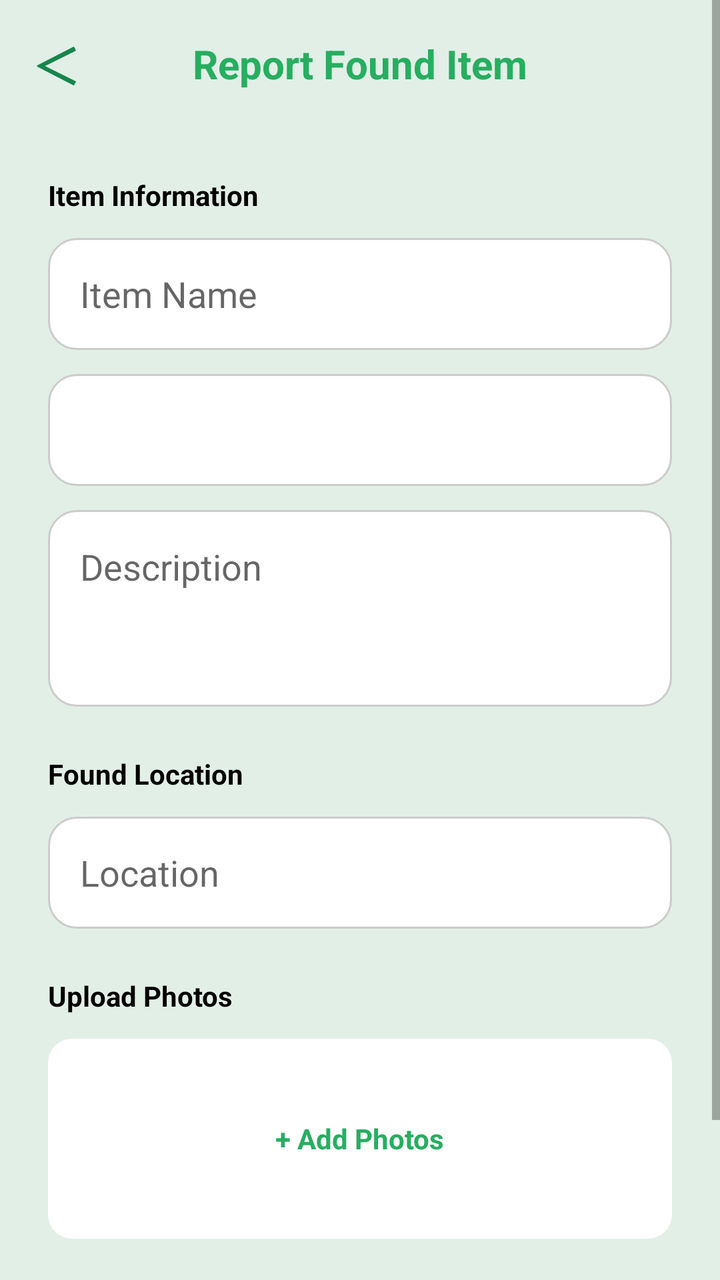
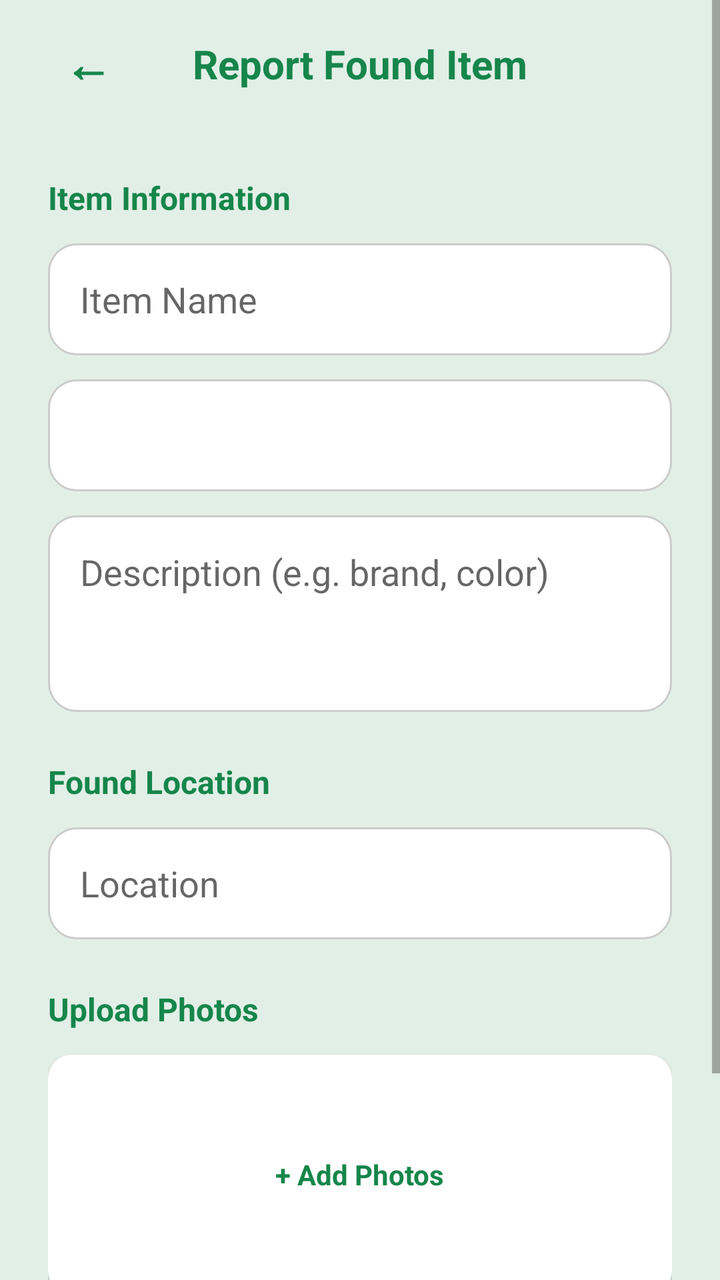

Two renders of the same Android screen: before a commit and after it. Below are the layout's source before the change and the commit's diff.
<!-- AndroidManifest.xml: application theme Theme.MaterialComponents.Light.NoActionBar -->
<!-- res/layout/activity_report_found.xml -->
<?xml version="1.0" encoding="utf-8"?>
<ScrollView xmlns:android="http://schemas.android.com/apk/res/android"
    android:layout_width="match_parent"
    android:layout_height="match_parent"
    android:background="@color/light_green_bg">

    <RelativeLayout
        android:layout_width="match_parent"
        android:layout_height="match_parent">

        <RelativeLayout
            android:id="@+id/topBar"
            android:layout_width="match_parent"
            android:layout_height="64dp"
            android:paddingHorizontal="16dp">

            <TextView
                android:id="@+id/btnBack"
                android:layout_width="wrap_content"
                android:layout_height="wrap_content"
                android:layout_centerVertical="true"
                android:text="＜"
                android:textColor="@color/primary_green"
                android:textSize="24sp"
                android:textStyle="bold" />

            <TextView
                android:layout_width="wrap_content"
                android:layout_height="wrap_content"
                android:layout_centerInParent="true"
                android:text="Report Found Item"
                android:textColor="@color/status_found"
                android:textSize="20sp"
                android:textStyle="bold" />
        </RelativeLayout>

        <ScrollView
            android:layout_width="match_parent"
            android:layout_height="match_parent"
            android:layout_below="@id/topBar">

            <LinearLayout
                android:layout_width="match_parent"
                android:layout_height="wrap_content"
                android:orientation="vertical"
                android:padding="24dp">

                <TextView
                    android:layout_width="wrap_content"
                    android:layout_height="wrap_content"
                    android:text="Item Information"
                    android:textColor="@color/black"
                    android:textStyle="bold" />

                <EditText
                    android:id="@+id/etItemName"
                    android:layout_width="match_parent"
                    android:layout_height="56dp"
                    android:layout_marginTop="12dp"
                    android:background="@drawable/bg_search_bar"
                    android:hint="Item Name"
                    android:paddingHorizontal="16dp" />

                
                <Spinner
                    android:id="@+id/spinnerCategory"
                    android:layout_width="match_parent"
                    android:layout_height="56dp"
                    android:layout_marginTop="12dp"
                    android:background="@drawable/bg_search_bar"
                    android:paddingHorizontal="16dp" />

                <EditText
                    android:id="@+id/etDescription"
                    android:layout_width="match_parent"
                    android:layout_height="wrap_content"
                    android:layout_marginTop="12dp"
                    android:background="@drawable/bg_search_bar"
                    android:gravity="top"
                    android:hint="Description"
                    android:lines="3"
                    android:padding="16dp" />

                <TextView
                    android:layout_width="wrap_content"
                    android:layout_height="wrap_content"
                    android:layout_marginTop="24dp"
                    android:text="Found Location"
                    android:textColor="@color/black"
                    android:textStyle="bold" />

                <EditText
                    android:id="@+id/etLocation"
                    android:layout_width="match_parent"
                    android:layout_height="56dp"
                    android:layout_marginTop="12dp"
                    android:background="@drawable/bg_search_bar"
                    android:hint="Location"
                    android:paddingHorizontal="16dp" />

                <TextView
                    android:layout_width="wrap_content"
                    android:layout_height="wrap_content"
                    android:layout_marginTop="24dp"
                    android:text="Upload Photos"
                    android:textColor="@color/black"
                    android:textStyle="bold" />

                <LinearLayout
                    android:id="@+id/btnUploadPhoto"
                    android:layout_width="match_parent"
                    android:layout_height="wrap_content"
                    android:minHeight="100dp"
                    android:layout_marginTop="12dp"
                    android:background="@drawable/bg_rounded_white"
                    android:gravity="center"
                    android:orientation="vertical"
                    android:padding="8dp">

                    <ImageView
                        android:id="@+id/ivPhotoPreview"
                        android:layout_width="match_parent"
                        android:layout_height="200dp"
                        android:scaleType="centerInside"
                        android:visibility="gone" />

                    <TextView
                        android:id="@+id/tvAddPhoto"
                        android:layout_width="wrap_content"
                        android:layout_height="wrap_content"
                        android:text="+ Add Photos"
                        android:textColor="@color/status_found"
                        android:textStyle="bold" />
                </LinearLayout>

                <Button
                    android:id="@+id/btnSubmitFound"
                    android:layout_width="match_parent"
                    android:layout_height="56dp"
                    android:layout_marginTop="32dp"
                    android:background="@drawable/bg_rounded_primary"
                    android:backgroundTint="@color/status_found"
                    android:text="Submit Report"
                    android:textAllCaps="false"
                    android:textColor="@color/white"
                    android:textSize="18sp"
                    android:textStyle="bold" />

            </LinearLayout>
        </ScrollView>
    </RelativeLayout>
</ScrollView>
<!-- resources referenced by this layout -->
<resources>
  <color name="black">#FF000000</color>
  <color name="light_green_bg">#E2EFE7</color>
  <color name="primary_green">#16864B</color>
  <color name="status_found">#27AE60</color>
  <color name="white">#FFFFFF</color>
  <!-- drawable bg_rounded_primary (drawable) -->
  <?xml version="1.0" encoding="utf-8"?>
  <shape xmlns:android="http://schemas.android.com/apk/res/android">
      <solid android:color="@color/primary_green" />
      <corners android:radius="12dp" />
  </shape>
  <!-- drawable bg_rounded_white (drawable) -->
  <?xml version="1.0" encoding="utf-8"?>
  <shape xmlns:android="http://schemas.android.com/apk/res/android">
      <solid android:color="@color/white" />
      <corners android:radius="12dp" />
  </shape>
  <!-- drawable bg_search_bar (drawable) -->
  <?xml version="1.0" encoding="utf-8"?>
  <shape xmlns:android="http://schemas.android.com/apk/res/android">
      <solid android:color="@color/white" />
      <corners android:radius="14dp" />
      <stroke android:width="1dp" android:color="#CCCCCC" />
  </shape>
</resources>

<!-- the commit's change to res/layout/activity_report_found.xml (unified diff, before → after) -->
@@ -12,14 +12,17 @@
             android:id="@+id/topBar"
             android:layout_width="match_parent"
             android:layout_height="64dp"
-            android:paddingHorizontal="16dp">
+            android:paddingHorizontal="20dp">
 
             <TextView
                 android:id="@+id/btnBack"
                 android:layout_width="wrap_content"
                 android:layout_height="wrap_content"
                 android:layout_centerVertical="true"
-                android:text="＜"
+                android:clickable="true"
+                android:focusable="true"
+                android:padding="12dp"
+                android:text="←"
                 android:textColor="@color/primary_green"
                 android:textSize="24sp"
                 android:textStyle="bold" />
@@ -29,7 +32,7 @@
                 android:layout_height="wrap_content"
                 android:layout_centerInParent="true"
                 android:text="Report Found Item"
-                android:textColor="@color/status_found"
+                android:textColor="@color/primary_green"
                 android:textSize="20sp"
                 android:textStyle="bold" />
         </RelativeLayout>
@@ -49,7 +52,8 @@
                     android:layout_width="wrap_content"
                     android:layout_height="wrap_content"
                     android:text="Item Information"
-                    android:textColor="@color/black"
+                    android:textColor="@color/primary_green"
+                    android:textSize="16sp"
                     android:textStyle="bold" />
 
                 <EditText
@@ -61,7 +65,6 @@
                     android:hint="Item Name"
                     android:paddingHorizontal="16dp" />
 
-                
                 <Spinner
                     android:id="@+id/spinnerCategory"
                     android:layout_width="match_parent"
@@ -77,7 +80,7 @@
                     android:layout_marginTop="12dp"
                     android:background="@drawable/bg_search_bar"
                     android:gravity="top"
-                    android:hint="Description"
+                    android:hint="Description (e.g. brand, color)"
                     android:lines="3"
                     android:padding="16dp" />
 
@@ -86,7 +89,8 @@
                     android:layout_height="wrap_content"
                     android:layout_marginTop="24dp"
                     android:text="Found Location"
-                    android:textColor="@color/black"
+                    android:textColor="@color/primary_green"
+                    android:textSize="16sp"
                     android:textStyle="bold" />
 
                 <EditText
@@ -103,17 +107,19 @@
                     android:layout_height="wrap_content"
                     android:layout_marginTop="24dp"
                     android:text="Upload Photos"
-                    android:textColor="@color/black"
+                    android:textColor="@color/primary_green"
+                    android:textSize="16sp"
                     android:textStyle="bold" />
 
                 <LinearLayout
                     android:id="@+id/btnUploadPhoto"
                     android:layout_width="match_parent"
                     android:layout_height="wrap_content"
-                    android:minHeight="100dp"
                     android:layout_marginTop="12dp"
                     android:background="@drawable/bg_rounded_white"
+                    android:elevation="2dp"
                     android:gravity="center"
+                    android:minHeight="120dp"
                     android:orientation="vertical"
                     android:padding="8dp">
 
@@ -129,7 +135,7 @@
                         android:layout_width="wrap_content"
                         android:layout_height="wrap_content"
                         android:text="+ Add Photos"
-                        android:textColor="@color/status_found"
+                        android:textColor="@color/primary_green"
                         android:textStyle="bold" />
                 </LinearLayout>
 
@@ -137,9 +143,8 @@
                     android:id="@+id/btnSubmitFound"
                     android:layout_width="match_parent"
                     android:layout_height="56dp"
-                    android:layout_marginTop="32dp"
-                    android:background="@drawable/bg_rounded_primary"
-                    android:backgroundTint="@color/status_found"
+                    android:layout_marginTop="36dp"
+                    android:backgroundTint="@color/primary_green"
                     android:text="Submit Report"
                     android:textAllCaps="false"
                     android:textColor="@color/white"
<!-- resource entries referenced after the edit -->
@@ -1,16 +1,8 @@
 <!-- resources referenced by this layout -->
 <resources>
-  <color name="black">#FF000000</color>
   <color name="light_green_bg">#E2EFE7</color>
   <color name="primary_green">#16864B</color>
-  <color name="status_found">#27AE60</color>
   <color name="white">#FFFFFF</color>
-  <!-- drawable bg_rounded_primary (drawable) -->
-  <?xml version="1.0" encoding="utf-8"?>
-  <shape xmlns:android="http://schemas.android.com/apk/res/android">
-      <solid android:color="@color/primary_green" />
-      <corners android:radius="12dp" />
-  </shape>
   <!-- drawable bg_rounded_white (drawable) -->
   <?xml version="1.0" encoding="utf-8"?>
   <shape xmlns:android="http://schemas.android.com/apk/res/android">
